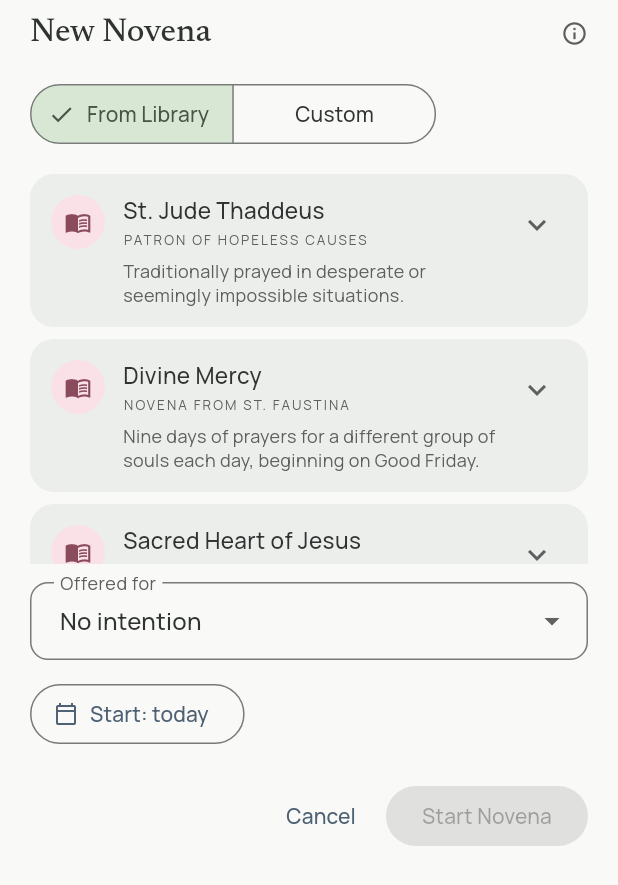
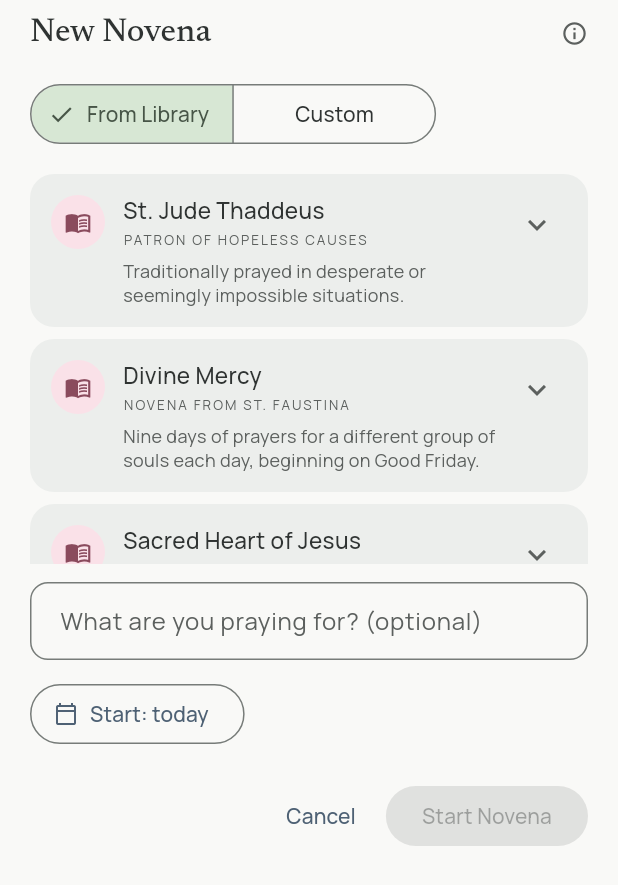
Before and after one commit to miguelalvarezd/pray, a Flutter app: the _AddNovenaSheet widget shown alone on an empty page, opened directly, on a phone screen of 412 x 824 dp. Shown: the top 885 px of the screen. Run offline on Flutter 3.47's test engine with Material 3 defaults, Android fonts, the phone set to English and light mode, and no system bars; our stand-ins replace file_picker, flutter_riverpod, go_router, google_fonts, hive_ce, hive_ce_flutter and 2 more; accounts and stored records are empty; network calls fail; statements that could not run were skipped.

Commit message:
feat(flutter): 'What are you praying for?' field when starting a Novena
The Offered-for dropdown becomes a text field with chips suggesting
matching active Intentions. An exact title match links the existing
Intention, other text creates one, and empty text links none. A Novena
Template's suggested intention is only offered as a chip. 'Petition'
is gone from the code.

Closes #21

```diff
--- a/flutter/lib/domain/intentions_logic.dart
+++ b/flutter/lib/domain/intentions_logic.dart
@@ -43,6 +43,20 @@ bool isTargetDatePassed(Intention i, DateTime today) {
   return _daysBetween(DateTime.parse(target), today) < 0;
 }
 
+/// Active Intentions whose title contains [text], ignoring case and
+/// surrounding spaces. Offered as suggestions when typing what a Novena is
+/// offered for.
+List<Intention> suggestIntentions(String text, Iterable<Intention> intentions) {
+  final query = text.trim().toLowerCase();
+  if (query.isEmpty) return const [];
+  return [
+    for (final i in intentions)
+      if (i.status == IntentionStatus.active &&
+          i.title.toLowerCase().contains(query))
+        i,
+  ];
+}
+
 List<Intention> sortIntentions(Iterable<Intention> intentions, DateTime now) {
   final list = intentions.toList();
   list.sort((a, b) => calculateUrgency(b, now).compareTo(calculateUrgency(a, now)));
--- a/flutter/lib/features/intentions/sheets/add_novena_sheet.dart
+++ b/flutter/lib/features/intentions/sheets/add_novena_sheet.dart
@@ -5,18 +5,16 @@ import 'package:intl/intl.dart';
 import 'package:uuid/uuid.dart';
 
 import '../../../core/time/current_date_provider.dart';
-import '../../../data/models/intention_status.dart';
+import '../../../data/models/intention.dart';
 import '../../../data/models/novena.dart';
 import '../../../data/repositories/intentions_repo.dart';
 import '../../../data/repositories/novenas_repo.dart';
+import '../../../domain/intentions_logic.dart';
 import '../../../domain/novena_library.dart';
 
 const _uuid = Uuid();
 
 enum _Source { library, custom }
-
-/// Dropdown value for "offer this Novena for a new petition".
-const _newPetition = '__new__';
 
 Future<void> showAddNovenaSheet(BuildContext context) {
   return showModalBottomSheet<void>(
@@ -40,11 +38,11 @@ class _AddNovenaSheetState extends ConsumerState<_AddNovenaSheet> {
   _Source _source = _Source.library;
   String? _templateId;
   final _saint = TextEditingController();
-  final _petition = TextEditingController();
+  /// What the Novena is offered for, as typed. Ignored once [_linked] is set.
+  final _intentionText = TextEditingController();
 
-  /// What the Novena is offered for: `null` for no Intention, [_newPetition]
-  /// for a new one typed below, or the id of an active Intention.
-  String? _offeredFor;
+  /// An existing Intention chosen by tapping a suggestion.
+  Intention? _linked;
   DateTime? _startDate;
   GoRouter? _router;
 
@@ -71,7 +69,7 @@ class _AddNovenaSheetState extends ConsumerState<_AddNovenaSheet> {
   void dispose() {
     _router?.routerDelegate.removeListener(_popOnNavigation);
     _saint.dispose();
-    _petition.dispose();
+    _intentionText.dispose();
     super.dispose();
   }
 
@@ -86,21 +84,14 @@ class _AddNovenaSheetState extends ConsumerState<_AddNovenaSheet> {
     if (picked != null) setState(() => _startDate = picked);
   }
 
-  /// The petition text for a new Intention, falling back to the template's
-  /// suggested intention when left empty.
-  String get _petitionText {
-    final typed = _petition.text.trim();
-    if (typed.isNotEmpty) return typed;
-    final tpl = _templateId == null ? null : findTemplate(_templateId!);
-    return tpl?.suggestedIntention ?? '';
-  }
+  bool get _canSubmit => _source == _Source.library
+      ? _templateId != null
+      : _saint.text.trim().isNotEmpty;
 
-  bool get _canSubmit {
-    final hasSource = _source == _Source.library
-        ? _templateId != null
-        : _saint.text.trim().isNotEmpty;
-    final hasPetition = _offeredFor != _newPetition || _petitionText.isNotEmpty;
-    return hasSource && hasPetition;
+  void _useText(String text) {
+    _intentionText.text = text;
+    _intentionText.selection = TextSelection.collapsed(offset: text.length);
+    setState(() {});
   }
 
   Future<void> _submit() async {
@@ -109,8 +100,7 @@ class _AddNovenaSheetState extends ConsumerState<_AddNovenaSheet> {
     final startStr = DateFormat('yyyy-MM-dd').format(start);
     final createdAt = now.toUtc().toIso8601String();
 
-    final existingIntentionId =
-        _offeredFor == _newPetition ? null : _offeredFor;
+    final existingIntentionId = _linked?.id;
     final Novena novena;
     if (_source == _Source.library) {
       final tpl = findTemplate(_templateId!);
@@ -136,7 +126,7 @@ class _AddNovenaSheetState extends ConsumerState<_AddNovenaSheet> {
 
     await ref.read(novenasProvider.notifier).start(
           novena,
-          newPetition: _offeredFor == _newPetition ? _petitionText : null,
+          intentionText: _linked == null ? _intentionText.text : null,
         );
     if (mounted) Navigator.of(context).pop();
   }
@@ -146,13 +136,14 @@ class _AddNovenaSheetState extends ConsumerState<_AddNovenaSheet> {
     final scheme = Theme.of(context).colorScheme;
     final viewInsets = MediaQuery.of(context).viewInsets.bottom;
     final selectedTemplate = _templateId == null ? null : findTemplate(_templateId!);
-    final petitionHint = selectedTemplate != null
-        ? 'Your petition (default: ${selectedTemplate.suggestedIntention})'
-        : 'What are you asking for?';
-    final activeIntentions = ref
-        .watch(intentionsProvider)
-        .where((i) => i.status == IntentionStatus.active)
+    final typed = _intentionText.text.trim();
+    final suggestions = suggestIntentions(typed, ref.watch(intentionsProvider))
+        .take(5)
         .toList();
+    final templateSuggestion = selectedTemplate?.suggestedIntention;
+    final offerTemplate = templateSuggestion != null &&
+        templateSuggestion.isNotEmpty &&
+        typed.toLowerCase() != templateSuggestion.toLowerCase();
 
     return Padding(
       padding: EdgeInsets.fromLTRB(20, 8, 20, 20 + viewInsets),
@@ -225,34 +216,47 @@ class _AddNovenaSheetState extends ConsumerState<_AddNovenaSheet> {
                 ),
               ),
             const SizedBox(height: 12),
-            DropdownButtonFormField<String?>(
-              initialValue: _offeredFor,
-              isExpanded: true,
-              decoration: const InputDecoration(labelText: 'Offered for'),
-              items: [
-                const DropdownMenuItem(value: null, child: Text('No intention')),
-                for (final i in activeIntentions)
-                  DropdownMenuItem(
-                    value: i.id,
-                    child: Text(i.title, overflow: TextOverflow.ellipsis),
-                  ),
-                const DropdownMenuItem(
-                  value: _newPetition,
-                  child: Text('New petition…'),
+            if (_linked != null)
+              InputChip(
+                avatar: Icon(Icons.favorite, size: 16, color: scheme.secondary),
+                label: Text('For: ${_linked!.title}'),
+                onDeleted: () => setState(() => _linked = null),
+                deleteButtonTooltipMessage: 'Remove intention',
+              )
+            else ...[
+              TextField(
+                controller: _intentionText,
+                onChanged: (_) => setState(() {}),
+                minLines: 1,
+                maxLines: 3,
+                decoration: const InputDecoration(
+                  hintText: 'What are you praying for? (optional)',
+                ),
+              ),
+              if (suggestions.isNotEmpty || offerTemplate) ...[
+                const SizedBox(height: 8),
+                Wrap(
+                  spacing: 8,
+                  runSpacing: 8,
+                  children: [
+                    for (final i in suggestions)
+                      ActionChip(
+                        avatar: Icon(Icons.favorite_outline,
+                            size: 16, color: scheme.secondary),
+                        label: Text(i.title, overflow: TextOverflow.ellipsis),
+                        onPressed: () => setState(() => _linked = i),
+                      ),
+                    if (offerTemplate)
+                      ActionChip(
+                        avatar: Icon(Icons.auto_awesome,
+                            size: 16, color: scheme.tertiary),
+                        label: Text(templateSuggestion,
+                            overflow: TextOverflow.ellipsis),
+                        onPressed: () => _useText(templateSuggestion),
+                      ),
+                  ],
                 ),
               ],
-              onChanged: (v) => setState(() => _offeredFor = v),
-            ),
-            if (_offeredFor == _newPetition) ...[
-              const SizedBox(height: 12),
-              TextField(
-                controller: _petition,
-                onChanged: (_) => setState(() {}),
-                autofocus: true,
-                minLines: 1,
-                maxLines: 3,
-                decoration: InputDecoration(hintText: petitionHint),
-              ),
             ],
             const SizedBox(height: 12),
             OutlinedButton.icon(
```
Also changed, not shown: flutter/lib/data/repositories/novenas_repo.dart (+26 -14 lines), 2 other files.
